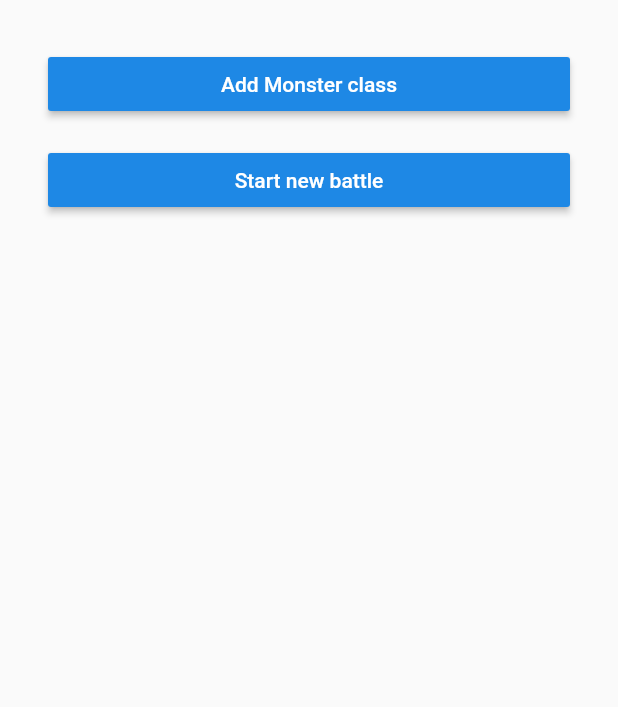
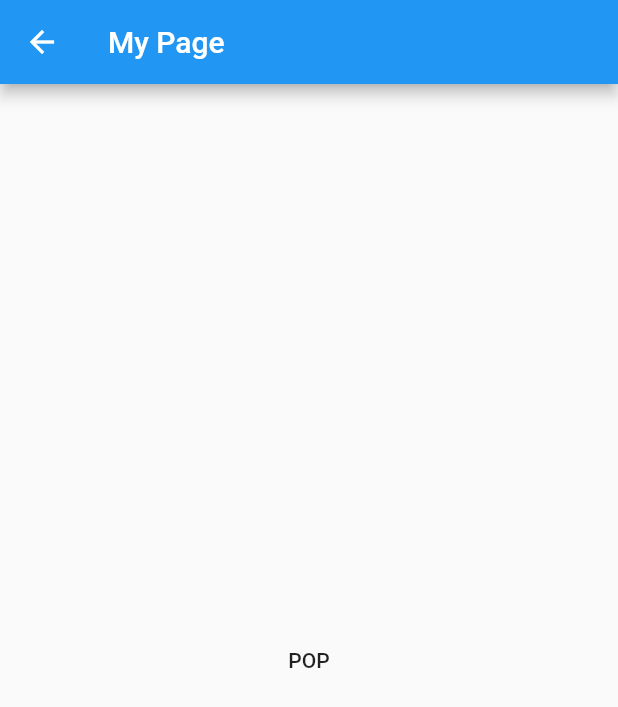
Before and after one commit to drufball/battlehaven, a Flutter app: the AddMonsterModalSheet screen opened directly, after a tap on "Add Monster class", on a phone screen of 412 x 824 dp. Shown: the top 707 px of the screen. Run offline on Flutter 3.47's test engine with Material 2 defaults, Android fonts, the phone set to English and light mode, and no system bars.

Commit message:
Add dialog and temporary push when you tap "add monster class"

```diff
--- a/lib/addMonster.dart
+++ b/lib/addMonster.dart
@@ -21,7 +21,8 @@ class AddMonsterModalSheet extends StatelessWidget {
               child: _styledButton(
                 'Add Monster class',
                 buttonPressed: () {
-
+                  Navigator.of(context).pop();
+                  _pushNewPage(context);
                 }
               )
           )]
@@ -84,4 +85,23 @@ class AddMonsterModalSheet extends StatelessWidget {
       ),
     );
   }
+
+  void _pushNewPage(BuildContext context) {
+    Navigator.of(context).push(
+        new MaterialPageRoute<Null>(
+          builder: (BuildContext context) {
+        return new Scaffold(
+          appBar: new AppBar(title: new Text('My Page')),
+          body: new Center(
+            child: new FlatButton(
+              child: new Text('POP'),
+              onPressed: () {
+                Navigator.of(context).pop();
+              },
+            ),
+          ),
+        );
+      },
+    ));
+  }
 }
```
